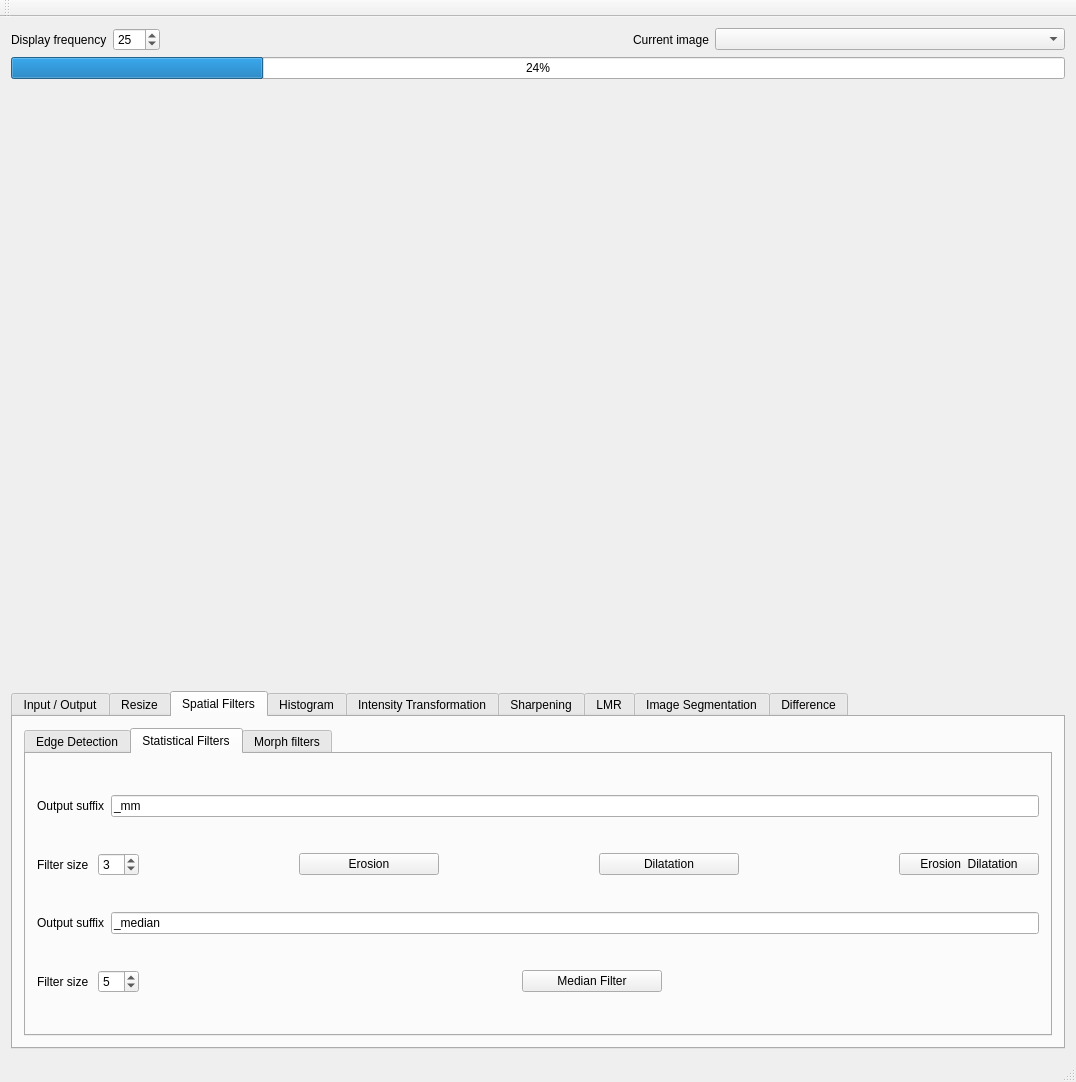
Old version of the form mainwindow.ui in the repository PNPiquin/ImageProcessing.
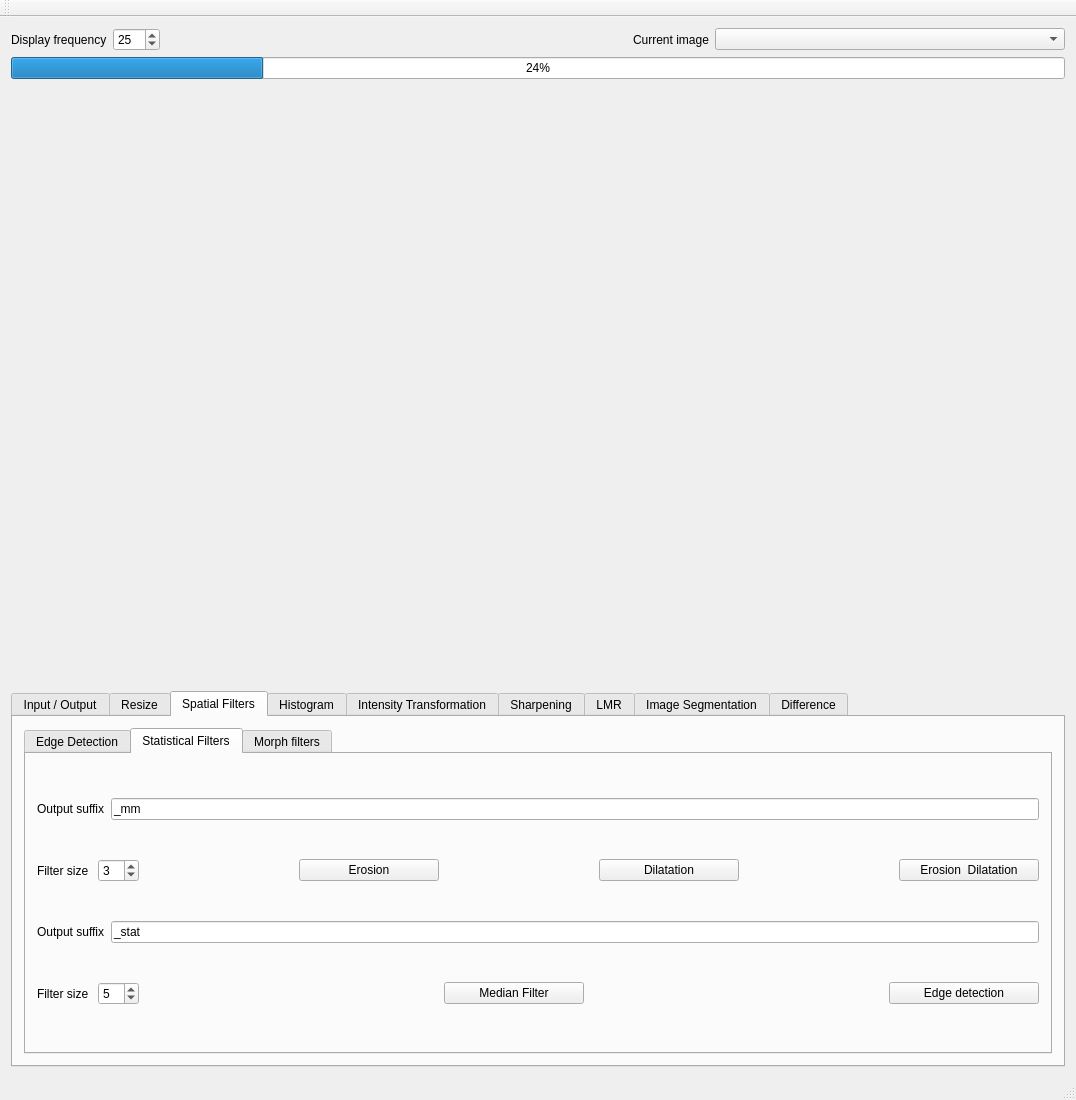
New version of the form. The open tabs and pages were chosen to show the change.

Commit message: Add morph edge detection

Patch:
```diff
--- a/mainwindow.ui
+++ b/mainwindow.ui
@@ -7,7 +7,7 @@
     <x>0</x>
     <y>0</y>
     <width>1076</width>
-    <height>1082</height>
+    <height>1100</height>
    </rect>
   </property>
   <property name="windowTitle">
@@ -967,7 +967,7 @@
               <item>
                <widget class="QLineEdit" name="median_output_name">
                 <property name="text">
-                 <string>_median</string>
+                 <string>_stat</string>
                 </property>
                </widget>
               </item>
@@ -1034,6 +1034,19 @@
                 </property>
                </spacer>
               </item>
+              <item>
+               <widget class="QPushButton" name="morph_edge_detect_button">
+                <property name="minimumSize">
+                 <size>
+                  <width>150</width>
+                  <height>0</height>
+                 </size>
+                </property>
+                <property name="text">
+                 <string>Edge detection</string>
+                </property>
+               </widget>
+              </item>
              </layout>
             </item>
            </layout>
```
Left out of the diff: 4 changed lines with no effect on the pictures. The commit also changes 9 other files.
